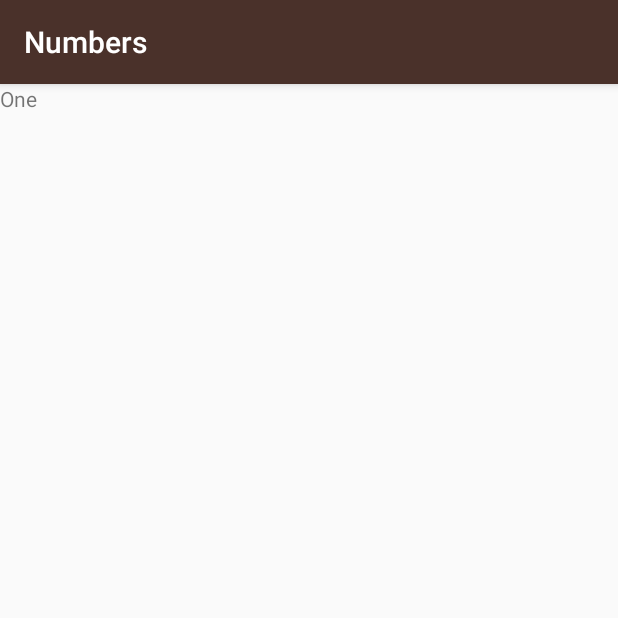
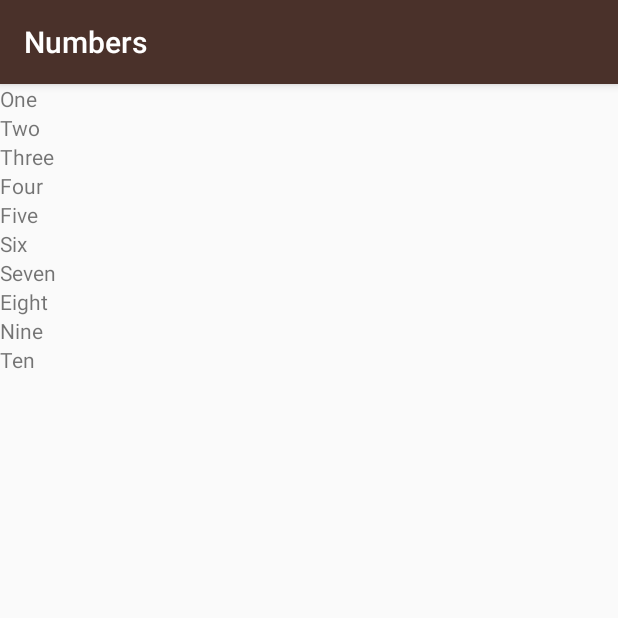
Before and after one commit to SKT27182/miwok-2, an Android app: the NumbersActivity screen opened directly, with no data from a screen before it, on a phone screen of 412 x 824 dp, the top half of it. Run offline under Robolectric (Android 15) with nearby library versions, the phone set to English and light mode, and no system bars.

Commit message:
displayed the ArrayList elements by using while loop in NumbersActivity.java file

```diff
--- a/app/src/main/java/com/example/android/miwok/NumbersActivity.java
+++ b/app/src/main/java/com/example/android/miwok/NumbersActivity.java
@@ -34,10 +34,30 @@ public class NumbersActivity extends AppCompatActivity {
         words.add("Nine");
         words.add("Ten");
 
-        LinearLayout rootView = (LinearLayout)findViewById(R.id.rootView);
-        TextView wordView = new TextView(this);
-        wordView.setText(words.get(0));
-        rootView.addView((wordView));
+
+        //added LinearLayout and TextView from java
+        // Find the root view so we can add child views to it
+        LinearLayout rootView = (LinearLayout) findViewById(R.id.rootView);
+
+        // Create a variable to keep track of the current index position
+        int index = 0;
+
+        // Keep looping until we've reached the end of the list (which means keep looping
+        // as long as the current index position is less than the length of the list)
+        while (index < words.size()) {
+            // Create a new TextView
+            TextView wordView = new TextView(this);
+
+            // Set the text to be word at the current index
+            wordView.setText(words.get(index));
+            // Add this TextView as another child to the root view of this layout
+            rootView.addView(wordView);
+
+            // Increment the index variable by 1
+            index++;
+        }
+
+
 
         //Log Message to show the value of words[0] in logcat
 //        Log.v("NumbersActivity","Word at index 0: "+ words[0]);
--- a/app/src/main/res/layout/activity_numbers.xml
+++ b/app/src/main/res/layout/activity_numbers.xml
@@ -4,7 +4,7 @@
     xmlns:tools="http://schemas.android.com/tools"
     android:layout_width="match_parent"
     android:layout_height="match_parent"
-    android:orientation="horizontal"
+    android:orientation="vertical"
     android:id="@+id/rootView"
     tools:context=".NumbersActivity"
     >
```
